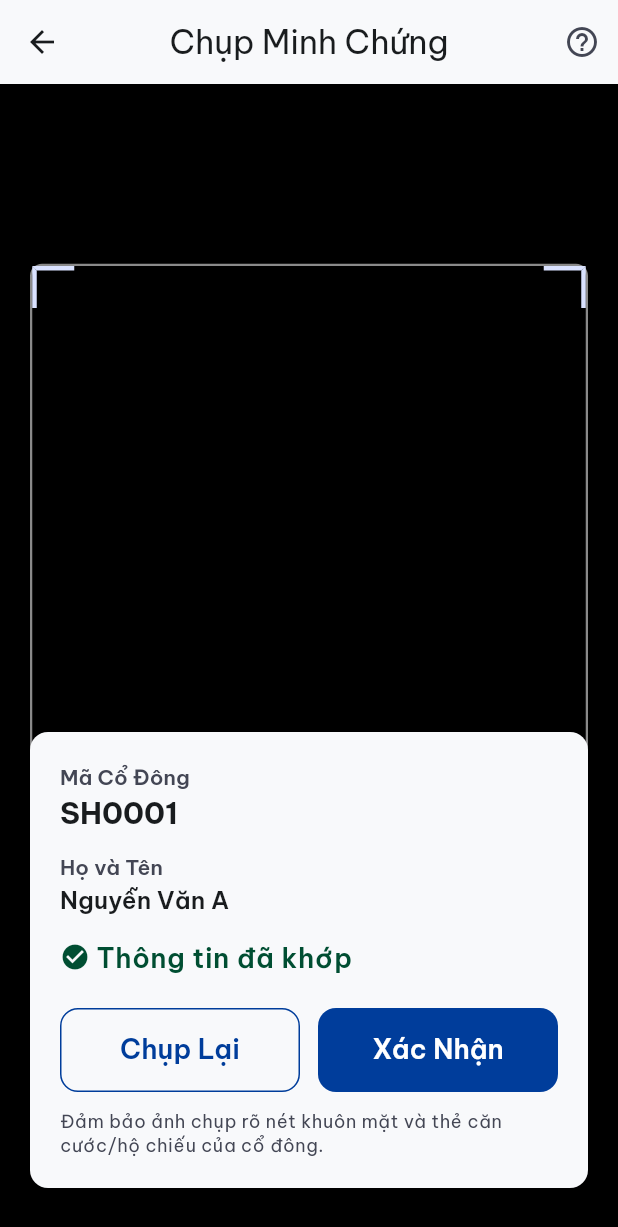
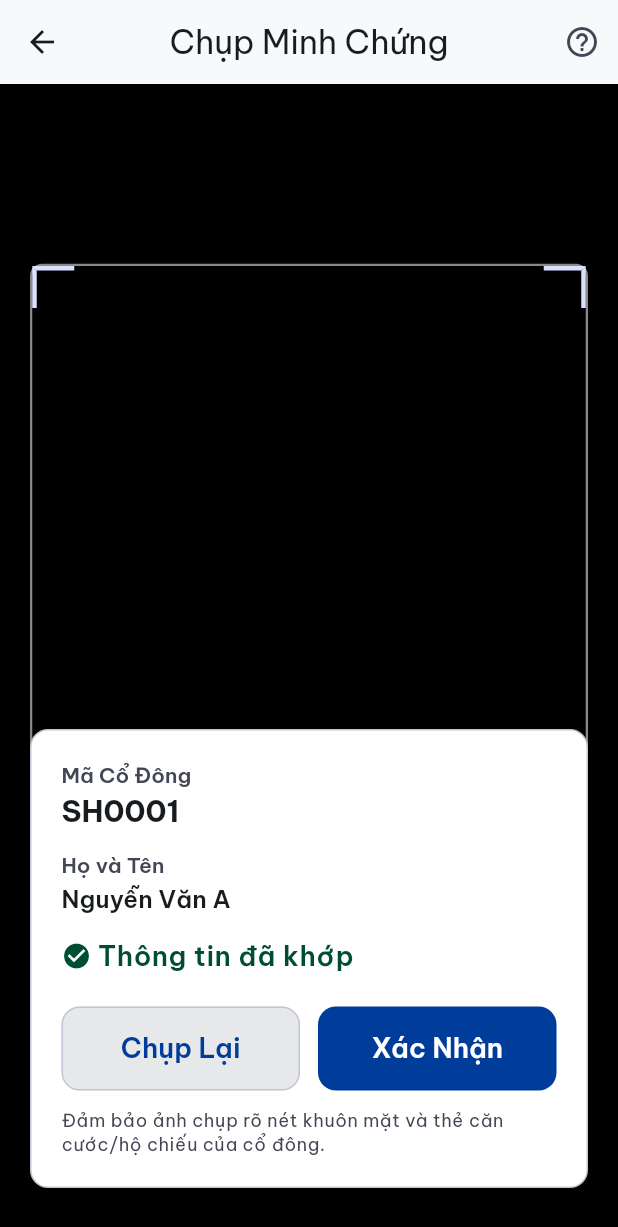
Before and after one commit to SyPham/share_verify, a Flutter app: the screen it shows after launch, after a tap on "Quét QR CCCD", after a tap on the "qr code scanner" icon, after a tap on "Chụp CCCD / Hộ Chiếu", on a phone screen of 412 x 824 dp. Shown: the top 1227 px of the screen. Run offline on Flutter 3.47's test engine with Material 3 defaults, Android fonts, the phone set to English and light mode, and no system bars; our stand-ins replace get, google_fonts.

Commit message:
fix: align card borders with Stitch and stabilize search TextFormField
Use SvCard with outline-variant borders across screens, fix TextFormField
crash by switching to TextEditingController, and scope clock StreamBuilder
to the app bar only.

Co-authored-by: Cursor <cursoragent@cursor.com>

```diff
--- a/lib/core/controllers/verification_controller.dart
+++ b/lib/core/controllers/verification_controller.dart
@@ -11,14 +11,17 @@ class VerificationController extends GetxController {
   final selectedShareholder = Rxn<Shareholder>();
   final isSearching = false.obs;
   final idNumberFocus = FocusNode();
+  final idNumberController = TextEditingController();
 
   @override
   void onClose() {
+    idNumberController.dispose();
     idNumberFocus.dispose();
     super.onClose();
   }
 
   void searchByIdNumber() {
+    idNumberInput.value = idNumberController.text;
     isSearching.value = true;
     selectedShareholder.value = MockData.findByIdNumber(idNumberInput.value);
     isSearching.value = false;
@@ -26,7 +29,9 @@ class VerificationController extends GetxController {
 
   void onScanQr() {
     // Mock: auto-fill SH0001 CCCD
-    idNumberInput.value = '001234567890';
+    const mockId = '001234567890';
+    idNumberController.text = mockId;
+    idNumberInput.value = mockId;
     searchByIdNumber();
   }
 
@@ -48,6 +53,7 @@ class VerificationController extends GetxController {
   }
 
   void resetSelection() {
+    idNumberController.clear();
     idNumberInput.value = '';
     selectedShareholder.value = null;
     isSearching.value = false;
--- a/lib/core/screens/capture/components/capture_overlay_card.dart
+++ b/lib/core/screens/capture/components/capture_overlay_card.dart
@@ -1,6 +1,7 @@
 import 'package:flutter/material.dart';
 import 'package:share_verify/core/commons/app_spacing.dart';
 import 'package:share_verify/core/models/shareholder.dart';
+import 'package:share_verify/core/widgets/sv_card.dart';
 import 'package:share_verify/core/widgets/sv_outlined_button.dart';
 import 'package:share_verify/core/widgets/sv_primary_button.dart';
 
@@ -19,15 +20,9 @@ class CaptureOverlayCard extends StatelessWidget {
   @override
   Widget build(BuildContext context) {
     final theme = Theme.of(context);
-    return Card(
-      elevation: 0,
-      margin: EdgeInsets.zero,
-      shape: RoundedRectangleBorder(
-        borderRadius: BorderRadius.circular(SvSpacing.radiusXl),
-      ),
-      child: Padding(
-        padding: const EdgeInsets.all(SvSpacing.md),
-        child: Column(
+    return SvCard(
+      padding: const EdgeInsets.all(SvSpacing.md),
+      child: Column(
           mainAxisSize: MainAxisSize.min,
           crossAxisAlignment: CrossAxisAlignment.start,
           children: [
@@ -101,7 +96,6 @@ class CaptureOverlayCard extends StatelessWidget {
             ),
           ],
         ),
-      ),
     );
   }
 }
--- a/lib/core/screens/dashboard/components/progress_ring_section.dart
+++ b/lib/core/screens/dashboard/components/progress_ring_section.dart
@@ -1,5 +1,6 @@
 import 'package:flutter/material.dart';
 import 'package:share_verify/core/commons/app_spacing.dart';
+import 'package:share_verify/core/widgets/sv_card.dart';
 
 class ProgressRingSection extends StatelessWidget {
   final double progress;
@@ -15,14 +16,8 @@ class ProgressRingSection extends StatelessWidget {
   Widget build(BuildContext context) {
     final theme = Theme.of(context);
     final colorScheme = theme.colorScheme;
-    return Container(
-      width: double.infinity,
+    return SvCard(
       padding: const EdgeInsets.all(SvSpacing.md),
-      decoration: BoxDecoration(
-        color: colorScheme.surfaceContainerLowest,
-        borderRadius: BorderRadius.circular(SvSpacing.radiusXl),
-        border: Border.all(color: colorScheme.outlineVariant),
-      ),
       child: Column(
         crossAxisAlignment: CrossAxisAlignment.start,
         children: [
--- a/lib/core/screens/dashboard/components/recent_activity_list.dart
+++ b/lib/core/screens/dashboard/components/recent_activity_list.dart
@@ -1,6 +1,8 @@
 import 'package:flutter/material.dart';
 import 'package:share_verify/core/commons/app_spacing.dart';
+import 'package:share_verify/core/commons/palette.dart';
 import 'package:share_verify/core/models/activity_item.dart';
+import 'package:share_verify/core/widgets/sv_card.dart';
 
 class RecentActivityList extends StatelessWidget {
   final List<ActivityItem> activities;
@@ -10,19 +12,17 @@ class RecentActivityList extends StatelessWidget {
   @override
   Widget build(BuildContext context) {
     final colorScheme = Theme.of(context).colorScheme;
-    return Container(
-      decoration: BoxDecoration(
-        color: colorScheme.surfaceContainerLowest,
-        borderRadius: BorderRadius.circular(SvSpacing.radiusXl),
-        border: Border.all(color: colorScheme.outlineVariant),
-      ),
+    return SvCard(
+      showShadow: false,
       child: ListView.separated(
         itemCount: activities.length,
         shrinkWrap: true,
         physics: const NeverScrollableScrollPhysics(),
         separatorBuilder: (_, __) => Divider(
           height: 1,
-          color: colorScheme.outlineVariant.withValues(alpha: 0.5),
+          indent: SvSpacing.md,
+          endIndent: SvSpacing.md,
+          color: SvPalette.outlineVariant,
         ),
         itemBuilder: (context, index) {
           final activity = activities[index];
--- a/lib/core/screens/dashboard/dashboard_screen.dart
+++ b/lib/core/screens/dashboard/dashboard_screen.dart
@@ -5,6 +5,7 @@ import 'package:share_verify/core/controllers/dashboard_controller.dart';
 import 'package:share_verify/core/screens/dashboard/components/progress_ring_section.dart';
 import 'package:share_verify/core/screens/dashboard/components/recent_activity_list.dart';
 import 'package:share_verify/core/widgets/sv_app_bar.dart';
+import 'package:share_verify/core/widgets/sv_card.dart';
 import 'package:share_verify/core/widgets/sv_kpi_card.dart';
 
 class DashboardScreen extends GetView<DashboardController> {
@@ -33,15 +34,10 @@ class DashboardScreen extends GetView<DashboardController> {
                 percentText: '$completionPercent%',
               ),
               const SizedBox(height: SvSpacing.md),
-              Container(
+              SvCard(
                 padding: const EdgeInsets.symmetric(
                   horizontal: SvSpacing.md,
                   vertical: SvSpacing.sm,
-                ),
-                decoration: BoxDecoration(
-                  color: colorScheme.surfaceContainerLowest,
-                  borderRadius: BorderRadius.circular(SvSpacing.radiusXl),
-                  border: Border.all(color: colorScheme.outlineVariant),
                 ),
                 child: Row(
                   mainAxisAlignment: MainAxisAlignment.spaceBetween,
--- a/lib/core/screens/success/success_screen.dart
+++ b/lib/core/screens/success/success_screen.dart
@@ -3,6 +3,8 @@ import 'package:get/get.dart';
 import 'package:share_verify/core/commons/app_spacing.dart';
 import 'package:share_verify/core/controllers/verification_controller.dart';
 import 'package:share_verify/core/models/shareholder.dart';
+import 'package:share_verify/core/commons/palette.dart';
+import 'package:share_verify/core/widgets/sv_card.dart';
 import 'package:share_verify/core/widgets/sv_outlined_button.dart';
 import 'package:share_verify/core/widgets/sv_primary_button.dart';
 
@@ -58,14 +60,7 @@ class SuccessScreen extends StatelessWidget {
                         ),
                       ),
                       const SizedBox(height: SvSpacing.lg),
-                      Card(
-                        margin: EdgeInsets.zero,
-                        elevation: 0,
-                        shape: RoundedRectangleBorder(
-                          borderRadius: BorderRadius.circular(SvSpacing.radiusXl),
-                        ),
-                        color: theme.colorScheme.surface,
-                        child: Padding(
+                      SvCard(
                         padding: const EdgeInsets.all(SvSpacing.md),
                         child: Column(
                           children: [
@@ -73,18 +68,17 @@ class SuccessScreen extends StatelessWidget {
                               label: 'Mã cổ đông',
                               value: shareholder?.code ?? '--',
                             ),
-                              const SizedBox(height: SvSpacing.sm),
+                            Divider(color: SvPalette.outlineVariant, height: 24),
                             _DetailRow(
                               label: 'Họ tên',
                               value: shareholder?.fullName ?? '--',
                             ),
-                              const SizedBox(height: SvSpacing.sm),
+                            Divider(color: SvPalette.outlineVariant, height: 24),
                             const _DetailRow(
                               label: 'Thời gian',
                               value: '08:45, 25/05/2024',
                             ),
                           ],
-                          ),
                         ),
                       ),
                       const SizedBox(height: SvSpacing.md),
--- a/lib/core/screens/verification/components/verification_result_section.dart
+++ b/lib/core/screens/verification/components/verification_result_section.dart
@@ -1,6 +1,8 @@
 import 'package:flutter/material.dart';
 import 'package:share_verify/core/commons/app_spacing.dart';
+import 'package:share_verify/core/commons/palette.dart';
 import 'package:share_verify/core/models/shareholder.dart';
+import 'package:share_verify/core/widgets/sv_card.dart';
 import 'package:share_verify/core/widgets/sv_primary_button.dart';
 import 'package:share_verify/core/widgets/sv_result_info_row.dart';
 import 'package:share_verify/core/widgets/sv_status_badge.dart';
@@ -18,14 +20,12 @@ class VerificationResultSection extends StatelessWidget {
   @override
   Widget build(BuildContext context) {
     final theme = Theme.of(context);
-    return Card(
-      elevation: 0,
-      margin: EdgeInsets.zero,
-      color: theme.colorScheme.surface,
-      shape: RoundedRectangleBorder(
-        borderRadius: BorderRadius.circular(SvSpacing.radiusXl),
-      ),
-      child: Padding(
+    return SvCard(
+      variant: SvCardVariant.primaryAccent,
+      child: Column(
+        crossAxisAlignment: CrossAxisAlignment.start,
+        children: [
+          Padding(
             padding: const EdgeInsets.all(SvSpacing.md),
             child: Column(
               crossAxisAlignment: CrossAxisAlignment.start,
@@ -41,12 +41,14 @@ class VerificationResultSection extends StatelessWidget {
                             'Mã cổ đông',
                             style: theme.textTheme.labelLarge?.copyWith(
                               color: theme.colorScheme.onSurfaceVariant,
+                              letterSpacing: 0.5,
                             ),
                           ),
                           Text(
                             shareholder.code,
-                        style: theme.textTheme.headlineSmall?.copyWith(
-                          fontWeight: FontWeight.w700,
+                            style: theme.textTheme.headlineMedium?.copyWith(
+                              color: SvPalette.primary,
+                              fontWeight: FontWeight.w600,
                             ),
                           ),
                         ],
@@ -55,6 +57,8 @@ class VerificationResultSection extends StatelessWidget {
                     SvStatusBadge(status: shareholder.status),
                   ],
                 ),
+                const SizedBox(height: SvSpacing.md),
+                Divider(color: SvPalette.outlineVariant, height: 1),
                 const SizedBox(height: SvSpacing.md),
                 SvResultInfoRow(
                   icon: Icons.person_outline,
@@ -70,19 +74,41 @@ class VerificationResultSection extends StatelessWidget {
                 const SizedBox(height: SvSpacing.md),
                 SvPrimaryButton(
                   label: 'XÁC NHẬN ĐÃ PHÁT TIỀN',
+                  icon: Icons.check_circle,
                   onPressed: onConfirmPayment,
                   height: 64,
                 ),
-            const SizedBox(height: SvSpacing.sm),
-            Text(
+              ],
+            ),
+          ),
+          Container(
+            width: double.infinity,
+            padding: const EdgeInsets.symmetric(
+              horizontal: SvSpacing.md,
+              vertical: SvSpacing.sm,
+            ),
+            color: SvPalette.surfaceContainerHigh,
+            child: Row(
+              children: [
+                Icon(
+                  Icons.info_outline,
+                  size: 16,
+                  color: theme.colorScheme.onSurfaceVariant,
+                ),
+                const SizedBox(width: SvSpacing.xs),
+                Expanded(
+                  child: Text(
                     'Vui lòng kiểm tra kỹ CCCD trước khi xác nhận.',
-              style: theme.textTheme.bodyMedium?.copyWith(
+                    style: theme.textTheme.bodySmall?.copyWith(
                       color: theme.colorScheme.onSurfaceVariant,
+                    ),
                   ),
                 ),
               ],
             ),
           ),
+        ],
+      ),
     );
   }
 }
--- a/lib/core/screens/verification/components/verification_search_section.dart
+++ b/lib/core/screens/verification/components/verification_search_section.dart
@@ -1,9 +1,11 @@
 import 'package:flutter/material.dart';
 import 'package:share_verify/core/commons/app_spacing.dart';
+import 'package:share_verify/core/commons/palette.dart';
+import 'package:share_verify/core/widgets/sv_card.dart';
 import 'package:share_verify/core/widgets/sv_primary_button.dart';
 
 class VerificationSearchSection extends StatelessWidget {
-  final String idNumber;
+  final TextEditingController controller;
   final bool isSearching;
   final FocusNode? focusNode;
   final ValueChanged<String> onIdNumberChanged;
@@ -11,7 +13,7 @@ class VerificationSearchSection extends StatelessWidget {
 
   const VerificationSearchSection({
     super.key,
-    required this.idNumber,
+    required this.controller,
     required this.isSearching,
     this.focusNode,
     required this.onIdNumberChanged,
@@ -21,14 +23,7 @@ class VerificationSearchSection extends StatelessWidget {
   @override
   Widget build(BuildContext context) {
     final theme = Theme.of(context);
-    return Card(
-      elevation: 0,
-      margin: EdgeInsets.zero,
-      color: theme.colorScheme.surface,
-      shape: RoundedRectangleBorder(
-        borderRadius: BorderRadius.circular(SvSpacing.radiusXl),
-      ),
-      child: Padding(
+    return SvCard(
       padding: const EdgeInsets.all(SvSpacing.md),
       child: Column(
         crossAxisAlignment: CrossAxisAlignment.start,
@@ -41,21 +36,27 @@ class VerificationSearchSection extends StatelessWidget {
           ),
           const SizedBox(height: SvSpacing.sm),
           TextFormField(
-              key: ValueKey(idNumber),
+            controller: controller,
             focusNode: focusNode,
-              initialValue: idNumber,
             onChanged: onIdNumberChanged,
             decoration: InputDecoration(
               hintText: 'Nhập CCCD / CMND / Passport',
               filled: true,
-                fillColor: theme.colorScheme.surfaceContainerLow,
+              fillColor: SvPalette.surface,
               border: OutlineInputBorder(
-                  borderRadius: BorderRadius.circular(SvSpacing.radiusXl),
+                borderRadius: BorderRadius.circular(SvSpacing.radiusLg),
+                borderSide: const BorderSide(color: SvPalette.outline),
               ),
               enabledBorder: OutlineInputBorder(
-                  borderRadius: BorderRadius.circular(SvSpacing.radiusXl),
-                  borderSide:
-                      BorderSide(color: theme.colorScheme.outlineVariant),
+                borderRadius: BorderRadius.circular(SvSpacing.radiusLg),
+                borderSide: const BorderSide(color: SvPalette.outline),
+              ),
+              focusedBorder: OutlineInputBorder(
+                borderRadius: BorderRadius.circular(SvSpacing.radiusLg),
+                borderSide: const BorderSide(
+                  color: SvPalette.primary,
+                  width: 2,
+                ),
               ),
             ),
           ),
@@ -66,7 +67,6 @@ class VerificationSearchSection extends StatelessWidget {
           ),
         ],
       ),
-      ),
     );
   }
 }
--- a/lib/core/screens/verification/verification_screen.dart
+++ b/lib/core/screens/verification/verification_screen.dart
@@ -12,7 +12,12 @@ class VerificationScreen extends GetView<VerificationController> {
 
   @override
   Widget build(BuildContext context) {
-    return StreamBuilder<DateTime>(
+    return Obx(() {
+      final selectedShareholder = controller.selectedShareholder.value;
+      return Scaffold(
+        appBar: PreferredSize(
+          preferredSize: const Size.fromHeight(kToolbarHeight),
+          child: StreamBuilder<DateTime>(
             stream: Stream<DateTime>.periodic(
               const Duration(seconds: 1),
               (_) => DateTime.now(),
@@ -20,10 +25,10 @@ class VerificationScreen extends GetView<VerificationController> {
             initialData: DateTime.now(),
             builder: (context, snapshot) {
               final now = snapshot.data ?? DateTime.now();
-        return Obx(() {
-          final selectedShareholder = controller.selectedShareholder.value;
-          return Scaffold(
-            appBar: SvAppBar.verification(clockText: _formatClock(now)),
+              return SvAppBar.verification(clockText: _formatClock(now));
+            },
+          ),
+        ),
         body: SingleChildScrollView(
           padding: const EdgeInsets.fromLTRB(
             SvSpacing.containerMargin,
@@ -40,7 +45,7 @@ class VerificationScreen extends GetView<VerificationController> {
               ),
               const SizedBox(height: SvSpacing.lg),
               VerificationSearchSection(
-                    idNumber: controller.idNumberInput.value,
+                controller: controller.idNumberController,
                 isSearching: controller.isSearching.value,
                 focusNode: controller.idNumberFocus,
                 onIdNumberChanged: (value) {
@@ -60,8 +65,6 @@ class VerificationScreen extends GetView<VerificationController> {
         ),
       );
     });
-      },
-    );
   }
 
   String _formatClock(DateTime dateTime) {
--- /dev/null
+++ b/lib/core/widgets/sv_card.dart
@@ -0,0 +1,53 @@
+import 'package:flutter/material.dart';
+import 'package:share_verify/core/commons/app_spacing.dart';
+import 'package:share_verify/core/commons/palette.dart';
+
+enum SvCardVariant { outlined, primaryAccent }
+
+class SvCard extends StatelessWidget {
+  final Widget child;
+  final EdgeInsetsGeometry? padding;
+  final SvCardVariant variant;
+  final bool showShadow;
+  final Color? backgroundColor;
+
+  const SvCard({
+    super.key,
+    required this.child,
+    this.padding,
+    this.variant = SvCardVariant.outlined,
+    this.showShadow = true,
+    this.backgroundColor,
+  });
+
+  @override
+  Widget build(BuildContext context) {
+    final borderSide = variant == SvCardVariant.primaryAccent
+        ? const BorderSide(color: SvPalette.primary, width: 2)
+        : const BorderSide(color: SvPalette.outlineVariant, width: 1);
+
+    final shadow = showShadow
+        ? [
+            BoxShadow(
+              color: Colors.black.withValues(
+                alpha: variant == SvCardVariant.primaryAccent ? 0.12 : 0.06,
+              ),
+              blurRadius: variant == SvCardVariant.primaryAccent ? 8 : 4,
+              offset: Offset(0, variant == SvCardVariant.primaryAccent ? 2 : 1),
+            ),
+          ]
+        : null;
+
+    return Container(
+      width: double.infinity,
+      decoration: BoxDecoration(
+        color: backgroundColor ?? SvPalette.surfaceContainerLowest,
+        borderRadius: BorderRadius.circular(SvSpacing.radiusXl),
+        border: Border.fromBorderSide(borderSide),
+        boxShadow: shadow,
+      ),
+      clipBehavior: Clip.antiAlias,
+      child: padding != null ? Padding(padding: padding!, child: child) : child,
+    );
+  }
+}
--- a/lib/core/widgets/sv_kpi_card.dart
+++ b/lib/core/widgets/sv_kpi_card.dart
@@ -1,5 +1,6 @@
 import 'package:flutter/material.dart';
 import 'package:share_verify/core/commons/app_spacing.dart';
+import 'package:share_verify/core/commons/palette.dart';
 
 class SvKpiCard extends StatelessWidget {
   final String label;
@@ -30,7 +31,7 @@ class SvKpiCard extends StatelessWidget {
         color: backgroundColor,
         borderRadius: BorderRadius.circular(SvSpacing.radiusXl),
         border: Border.all(
-          color: Theme.of(context).colorScheme.outlineVariant.withValues(alpha: 0.3),
+          color: SvPalette.outlineVariant.withValues(alpha: 0.3),
         ),
       ),
       child: Column(
--- a/lib/core/widgets/sv_outlined_button.dart
+++ b/lib/core/widgets/sv_outlined_button.dart
@@ -30,7 +30,8 @@ class SvOutlinedButton extends StatelessWidget {
         onPressed: onPressed,
         style: OutlinedButton.styleFrom(
           foregroundColor: color,
-          side: BorderSide(color: borderColor ?? color),
+          backgroundColor: SvPalette.surfaceContainerHigh,
+          side: BorderSide(color: borderColor ?? SvPalette.outlineVariant),
           shape: RoundedRectangleBorder(
             borderRadius: BorderRadius.circular(SvSpacing.radiusXl),
           ),
```
Also changed, not shown: 4 other files. Lines whose indentation alone changed are shown as unchanged.
